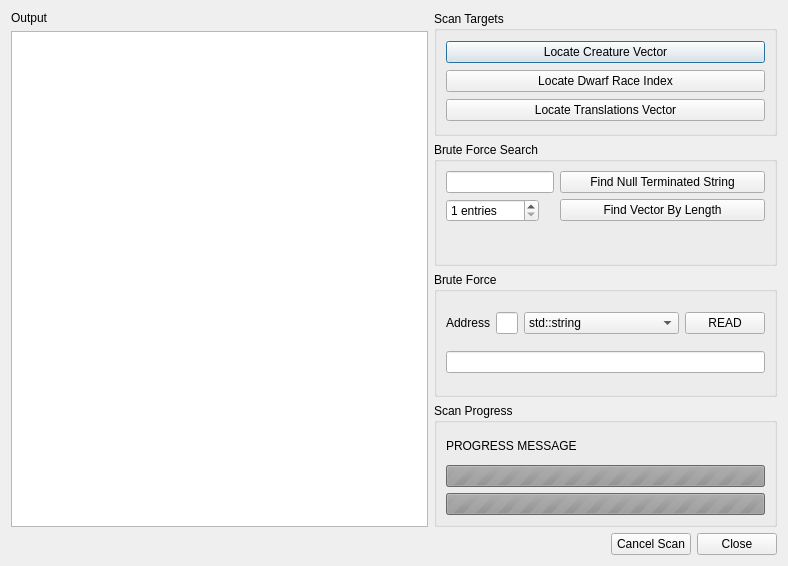
Above: ui/scannerdialog.ui from Dwarf-Therapist/Dwarf-Therapist before the change. Below: the same form after it.
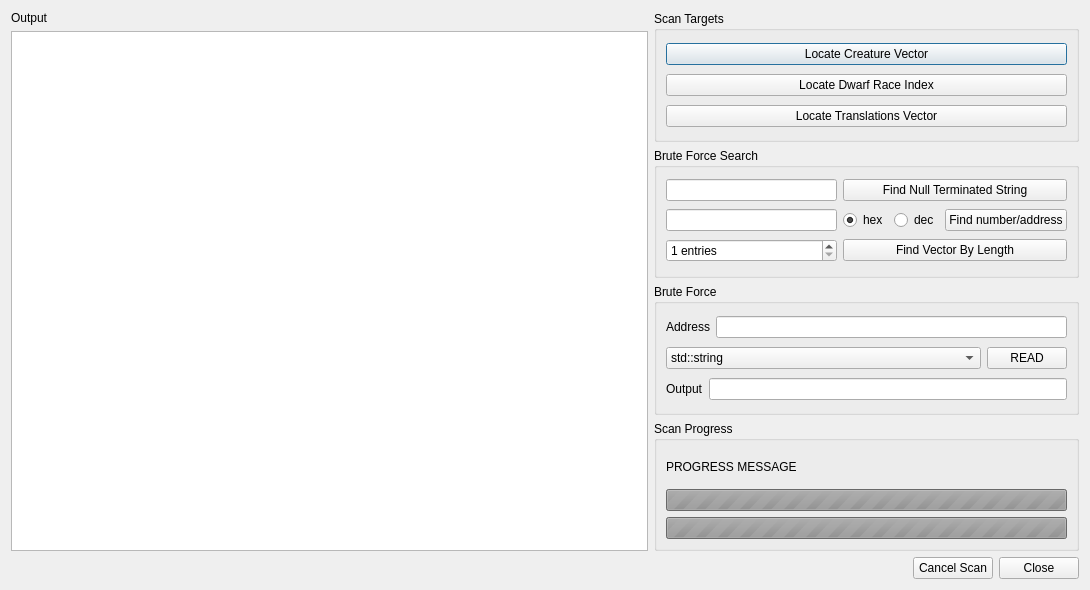
That is the form after the change.

Commit message: * scanner can now read shorts, and ushorts  * scanner can now brute force search for numbers in hex or decimal (works to find pointers as well)  * moved some UI elements around in scanner so there is more room.

```diff
--- a/ui/scannerdialog.ui
+++ b/ui/scannerdialog.ui
@@ -6,8 +6,8 @@
    <rect>
     <x>0</x>
     <y>0</y>
-    <width>788</width>
-    <height>566</height>
+    <width>1090</width>
+    <height>590</height>
    </rect>
   </property>
   <property name="windowTitle">
@@ -29,7 +29,7 @@
         <widget class="QTextBrowser" name="text_output">
          <property name="font">
           <font>
-           <family>Courier New</family>
+           <family>Lucida Console</family>
           </font>
          </property>
          <property name="undoRedoEnabled">
@@ -88,7 +88,7 @@
          <property name="title">
           <string>Brute Force Search</string>
          </property>
-         <layout class="QFormLayout" name="formLayout">
+         <layout class="QGridLayout" name="gridLayout">
           <item row="0" column="0">
            <widget class="QLineEdit" name="le_null_terminated_string"/>
           </item>
@@ -100,6 +100,47 @@
            </widget>
           </item>
           <item row="1" column="0">
+           <widget class="QLineEdit" name="le_find_address"/>
+          </item>
+          <item row="1" column="1">
+           <layout class="QHBoxLayout" name="horizontalLayout_7" stretch="0,10">
+            <item>
+             <layout class="QHBoxLayout" name="horizontalLayout_6">
+              <item>
+               <widget class="QRadioButton" name="rb_hex">
+                <property name="text">
+                 <string>hex</string>
+                </property>
+                <property name="checked">
+                 <bool>true</bool>
+                </property>
+                <attribute name="buttonGroup">
+                 <string>buttonGroup</string>
+                </attribute>
+               </widget>
+              </item>
+              <item>
+               <widget class="QRadioButton" name="rb_dec">
+                <property name="text">
+                 <string>dec</string>
+                </property>
+                <attribute name="buttonGroup">
+                 <string>buttonGroup</string>
+                </attribute>
+               </widget>
+              </item>
+             </layout>
+            </item>
+            <item>
+             <widget class="QPushButton" name="btn_find_address">
+              <property name="text">
+               <string>Find number/address</string>
+              </property>
+             </widget>
+            </item>
+           </layout>
+          </item>
+          <item row="2" column="0">
            <widget class="QSpinBox" name="sb_vector_entries">
             <property name="suffix">
              <string> entries</string>
@@ -115,7 +156,7 @@
             </property>
            </widget>
           </item>
-          <item row="1" column="1">
+          <item row="2" column="1">
            <widget class="QPushButton" name="btn_find_vector_by_length">
             <property name="text">
              <string>Find Vector By Length</string>
@@ -153,6 +194,10 @@
               </property>
              </widget>
             </item>
+           </layout>
+          </item>
+          <item>
+           <layout class="QHBoxLayout" name="horizontalLayout_5" stretch="10,0">
             <item>
              <widget class="QComboBox" name="cb_interpret_as_type">
               <item>
@@ -197,7 +242,18 @@
            </layout>
           </item>
           <item>
-           <widget class="QLineEdit" name="le_read_output"/>
+           <layout class="QHBoxLayout" name="horizontalLayout_4">
+            <item>
+             <widget class="QLabel" name="label">
+              <property name="text">
+               <string>Output</string>
+              </property>
+             </widget>
+            </item>
+            <item>
+             <widget class="QLineEdit" name="le_read_output"/>
+            </item>
+           </layout>
           </item>
          </layout>
         </widget>
```
Left out of the diff: 95 changed lines with no effect on the pictures. The commit also changes 4 other files.
